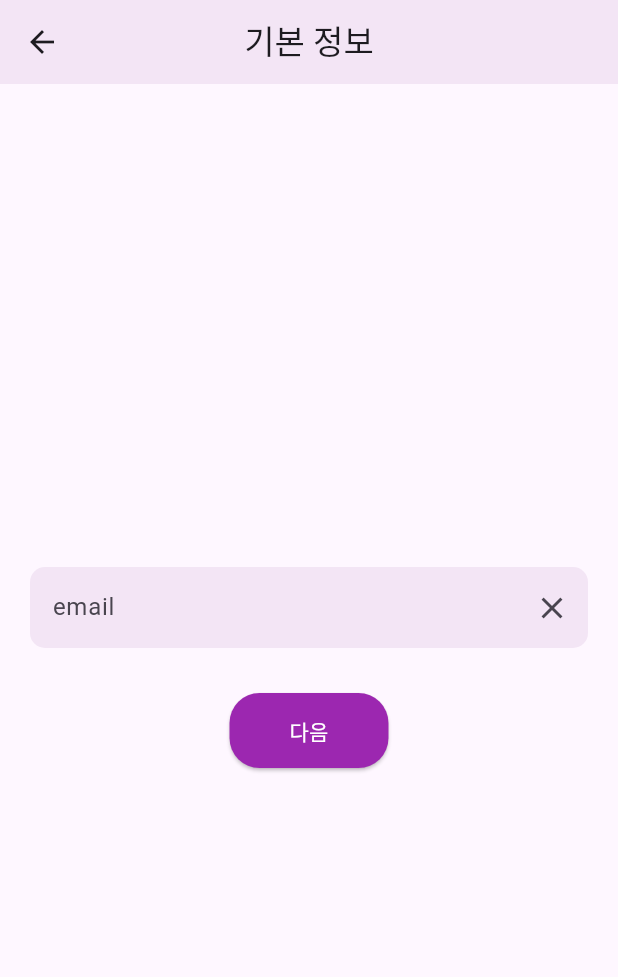
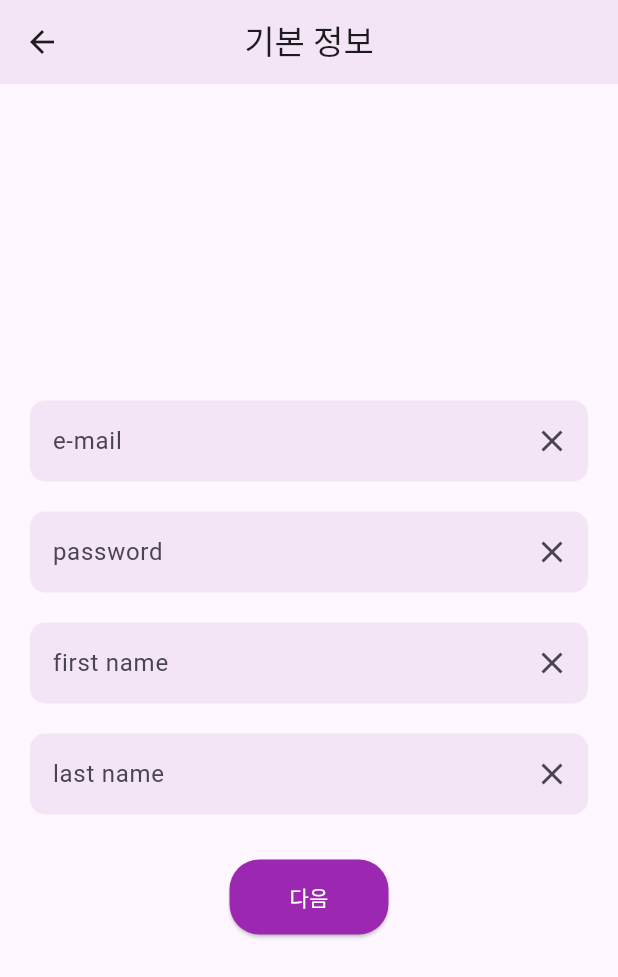
Before and after one commit to meongju0o0/emergency-room-service-front, a Flutter app: the RegistrationScreen screen opened directly, on a phone screen of 412 x 824 dp. Shown: the top 977 px of the screen. Run offline on Flutter 3.47's test engine with Material 3 defaults, Android fonts, the phone set to English and light mode, and no system bars.

Commit message:
registration front finished

```diff
--- a/lib/screens/login_screen.dart
+++ b/lib/screens/login_screen.dart
@@ -15,20 +15,6 @@ class LoginScreen extends StatelessWidget {
         backgroundColor: Colors.purple.shade50,
         elevation: 0,
         centerTitle: true,
-        leading: IconButton(
-          icon: const Icon(Icons.menu),
-          onPressed: () {
-            // 메뉴 버튼 동작
-          },
-        ),
-        actions: [
-          IconButton(
-            icon: const Icon(Icons.account_circle),
-            onPressed: () {
-              // 프로필 버튼 동작
-            },
-          ),
-        ],
       ),
       body: Center(
         child: Column(
--- a/lib/screens/registration_screen.dart
+++ b/lib/screens/registration_screen.dart
@@ -6,6 +6,11 @@ class RegistrationScreen extends StatelessWidget {
 
   @override
   Widget build(BuildContext context) {
+    final TextEditingController emailController = TextEditingController();
+    final TextEditingController passwordController = TextEditingController();
+    final TextEditingController firstNameController = TextEditingController();
+    final TextEditingController lastNameController = TextEditingController();
+
     return Scaffold(
       appBar: AppBar(
         title: const Text('기본 정보'),
@@ -17,16 +22,65 @@ class RegistrationScreen extends StatelessWidget {
         child: Column(
           mainAxisAlignment: MainAxisAlignment.center,
           children: [
-            // 기존 입력 폼 유지
             Container(
               margin: const EdgeInsets.symmetric(horizontal: 20, vertical: 10),
               decoration: BoxDecoration(
                 color: Colors.purple.shade50,
                 borderRadius: BorderRadius.circular(10),
               ),
-              child: const TextField(
+              child: TextField(
+                controller: emailController,
+                decoration: const InputDecoration(
+                  hintText: 'e-mail',
+                  border: InputBorder.none,
+                  contentPadding: EdgeInsets.all(15),
+                  suffixIcon: Icon(Icons.close),
+                ),
+              ),
+            ),
+            Container(
+              margin: const EdgeInsets.symmetric(horizontal: 20, vertical: 10),
+              decoration: BoxDecoration(
+                color: Colors.purple.shade50,
+                borderRadius: BorderRadius.circular(10),
+              ),
+              child: TextField(
+                controller: passwordController,
+                obscureText: true,
                 decoration: InputDecoration(
-                  hintText: 'email',
+                  hintText: 'password',
+                  border: InputBorder.none,
+                  contentPadding: EdgeInsets.all(15),
+                  suffixIcon: Icon(Icons.close),
+                ),
+              ),
+            ),
+            Container(
+              margin: const EdgeInsets.symmetric(horizontal: 20, vertical: 10),
+              decoration: BoxDecoration(
+                color: Colors.purple.shade50,
+                borderRadius: BorderRadius.circular(10),
+              ),
+              child: TextField(
+                controller: firstNameController,
+                decoration: InputDecoration(
+                  hintText: 'first name',
+                  border: InputBorder.none,
+                  contentPadding: EdgeInsets.all(15),
+                  suffixIcon: Icon(Icons.close),
+                ),
+              ),
+            ),
+            Container(
+              margin: const EdgeInsets.symmetric(horizontal: 20, vertical: 10),
+              decoration: BoxDecoration(
+                color: Colors.purple.shade50,
+                borderRadius: BorderRadius.circular(10),
+              ),
+              child: TextField(
+                controller: lastNameController,
+                decoration: InputDecoration(
+                  hintText: 'last name',
                   border: InputBorder.none,
                   contentPadding: EdgeInsets.all(15),
                   suffixIcon: Icon(Icons.close),
```
Also changed, not shown: lib/main.dart (line endings or trailing spaces), lib/screens/disease_code_screen.dart (line endings or trailing spaces), lib/screens/main_screen.dart (line endings or trailing spaces), lib/screens/medication_screen.dart (line endings or trailing spaces), lib/screens/symptom_input_screen.dart (line endings or trailing spaces).
